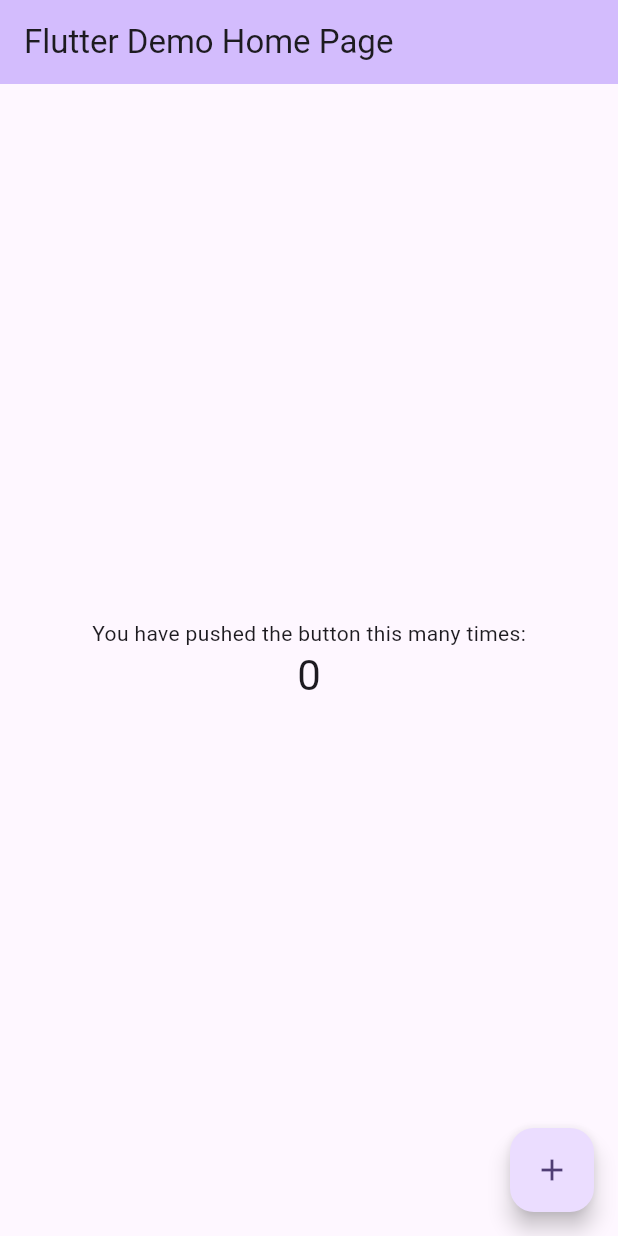
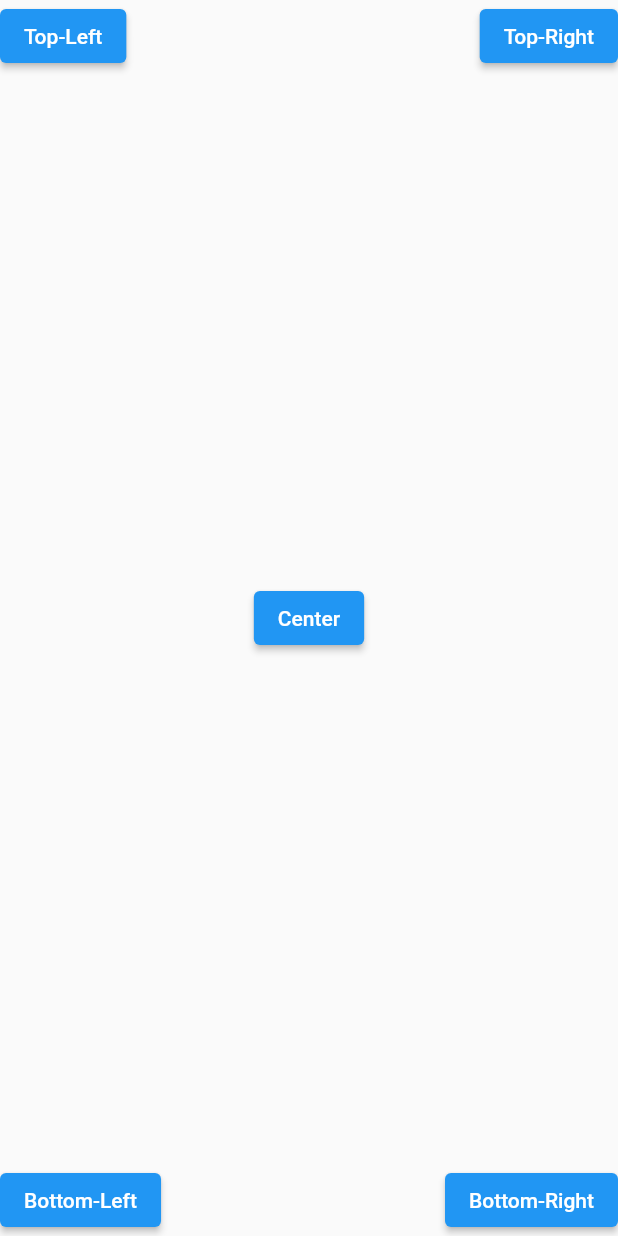
Before and after one commit to NipunGandhi/tooltip_plotline, a Flutter app: the screen it shows after launch, on a phone screen of 412 x 824 dp. Run offline on Flutter 3.47's test engine with Material 2 defaults, Android fonts, the phone set to English and light mode, and no system bars.

Commit message:
Button Placement done

```diff
--- a/lib/main.dart
+++ b/lib/main.dart
@@ -1,4 +1,5 @@
 import 'package:flutter/material.dart';
+import 'package:tooltip_plotline/screens/homescreen.dart';
 
 void main() {
   runApp(const MyApp());
@@ -7,119 +8,11 @@ void main() {
 class MyApp extends StatelessWidget {
   const MyApp({super.key});
 
-  // This widget is the root of your application.
   @override
   Widget build(BuildContext context) {
-    return MaterialApp(
-      title: 'Flutter Demo',
-      theme: ThemeData(
-        // This is the theme of your application.
-        //
-        // TRY THIS: Try running your application with "flutter run". You'll see
-        // the application has a blue toolbar. Then, without quitting the app,
-        // try changing the seedColor in the colorScheme below to Colors.green
-        // and then invoke "hot reload" (save your changes or press the "hot
-        // reload" button in a Flutter-supported IDE, or press "r" if you used
-        // the command line to start the app).
-        //
-        // Notice that the counter didn't reset back to zero; the application
-        // state is not lost during the reload. To reset the state, use hot
-        // restart instead.
-        //
-        // This works for code too, not just values: Most code changes can be
-        // tested with just a hot reload.
-        colorScheme: ColorScheme.fromSeed(seedColor: Colors.deepPurple),
-        useMaterial3: true,
-      ),
-      home: const MyHomePage(title: 'Flutter Demo Home Page'),
+    return const MaterialApp(
+      debugShowCheckedModeBanner: false,
+      home: HomeScreen(),
     );
   }
 }
-
-class MyHomePage extends StatefulWidget {
-  const MyHomePage({super.key, required this.title});
-
-  // This widget is the home page of your application. It is stateful, meaning
-  // that it has a State object (defined below) that contains fields that affect
-  // how it looks.
-
-  // This class is the configuration for the state. It holds the values (in this
-  // case the title) provided by the parent (in this case the App widget) and
-  // used by the build method of the State. Fields in a Widget subclass are
-  // always marked "final".
-
-  final String title;
-
-  @override
-  State<MyHomePage> createState() => _MyHomePageState();
-}
-
-class _MyHomePageState extends State<MyHomePage> {
-  int _counter = 0;
-
-  void _incrementCounter() {
-    setState(() {
-      // This call to setState tells the Flutter framework that something has
-      // changed in this State, which causes it to rerun the build method below
-      // so that the display can reflect the updated values. If we changed
-      // _counter without calling setState(), then the build method would not be
-      // called again, and so nothing would appear to happen.
-      _counter++;
-    });
-  }
-
-  @override
-  Widget build(BuildContext context) {
-    // This method is rerun every time setState is called, for instance as done
-    // by the _incrementCounter method above.
-    //
-    // The Flutter framework has been optimized to make rerunning build methods
-    // fast, so that you can just rebuild anything that needs updating rather
-    // than having to individually change instances of widgets.
-    return Scaffold(
-      appBar: AppBar(
-        // TRY THIS: Try changing the color here to a specific color (to
-        // Colors.amber, perhaps?) and trigger a hot reload to see the AppBar
-        // change color while the other colors stay the same.
-        backgroundColor: Theme.of(context).colorScheme.inversePrimary,
-        // Here we take the value from the MyHomePage object that was created by
-        // the App.build method, and use it to set our appbar title.
-        title: Text(widget.title),
-      ),
-      body: Center(
-        // Center is a layout widget. It takes a single child and positions it
-        // in the middle of the parent.
-        child: Column(
-          // Column is also a layout widget. It takes a list of children and
-          // arranges them vertically. By default, it sizes itself to fit its
-          // children horizontally, and tries to be as tall as its parent.
-          //
-          // Column has various properties to control how it sizes itself and
-          // how it positions its children. Here we use mainAxisAlignment to
-          // center the children vertically; the main axis here is the vertical
-          // axis because Columns are vertical (the cross axis would be
-          // horizontal).
-          //
-          // TRY THIS: Invoke "debug painting" (choose the "Toggle Debug Paint"
-          // action in the IDE, or press "p" in the console), to see the
-          // wireframe for each widget.
-          mainAxisAlignment: MainAxisAlignment.center,
-          children: <Widget>[
-            const Text(
-              'You have pushed the button this many times:',
-            ),
-            Text(
-              '$_counter',
-              style: Theme.of(context).textTheme.headlineMedium,
-            ),
-          ],
-        ),
-      ),
-      floatingActionButton: FloatingActionButton(
-        onPressed: _incrementCounter,
-        tooltip: 'Increment',
-        child: const Icon(Icons.add),
-      ), // This trailing comma makes auto-formatting nicer for build methods.
-    );
-  }
-}
--- /dev/null
+++ b/lib/screens/homescreen.dart
@@ -0,0 +1,46 @@
+import 'package:flutter/material.dart';
+
+class HomeScreen extends StatelessWidget {
+  const HomeScreen({super.key});
+
+  @override
+  Widget build(BuildContext context) {
+    return Scaffold(
+      body: Column(
+        mainAxisAlignment: MainAxisAlignment.spaceBetween,
+        children: [
+          Row(
+            mainAxisAlignment: MainAxisAlignment.spaceBetween,
+            children: [
+              ElevatedButton(
+                onPressed: () {},
+                child: const Text('Top-Left'),
+              ),
+              ElevatedButton(
+                onPressed: () {},
+                child: const Text('Top-Right'),
+              ),
+            ],
+          ),
+          ElevatedButton(
+            onPressed: () {},
+            child: const Text('Center'),
+          ),
+          Row(
+            mainAxisAlignment: MainAxisAlignment.spaceBetween,
+            children: [
+              ElevatedButton(
+                onPressed: () {},
+                child: const Text('Bottom-Left'),
+              ),
+              ElevatedButton(
+                onPressed: () {},
+                child: const Text('Bottom-Right'),
+              ),
+            ],
+          ),
+        ],
+      ),
+    );
+  }
+}
```
